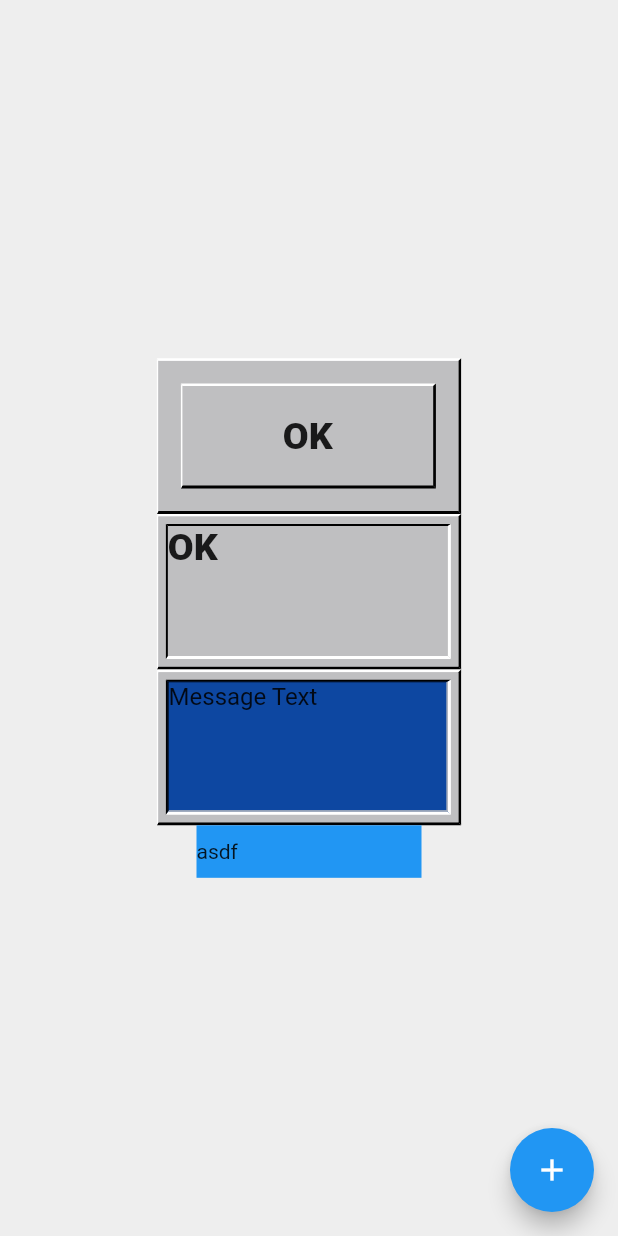
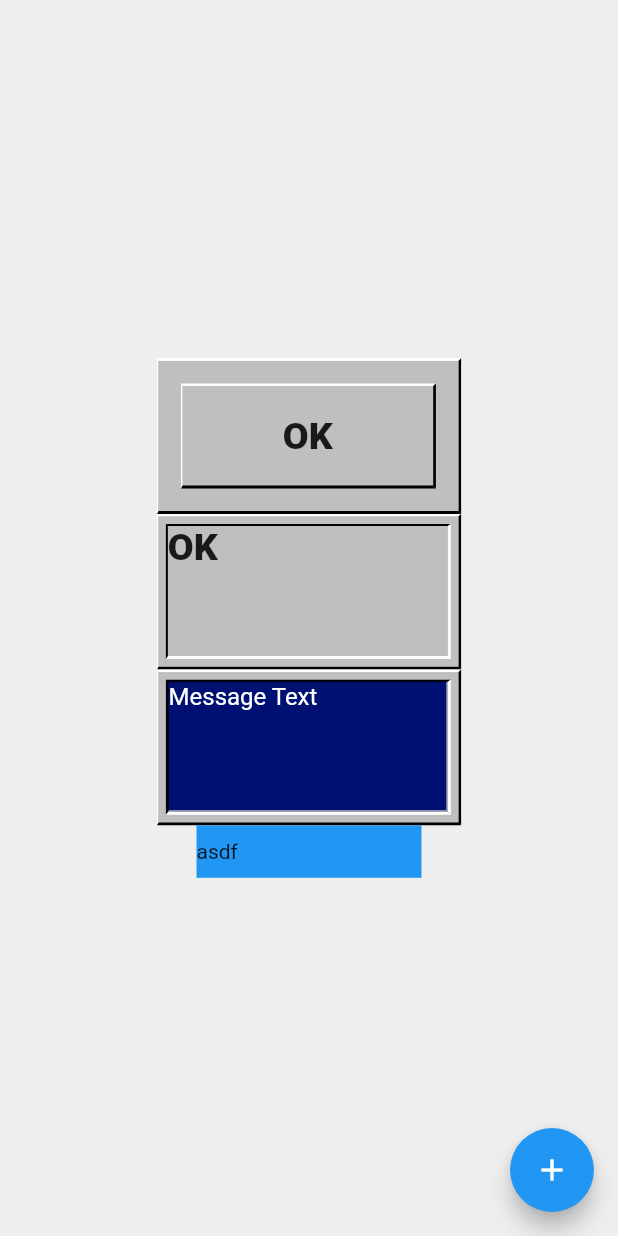
Before and after one commit to LiamPKenna/Flutter-95, a Flutter app: the screen it shows after launch, on a phone screen of 412 x 824 dp. Run offline on Flutter 3.47's test engine with Material 2 defaults, Android fonts, the phone set to English and light mode, and no system bars; Roboto replaces fonts that are missing (MS Sans).

Commit message:
Add initial attempt at default blue color

```diff
--- a/lib/main.dart
+++ b/lib/main.dart
@@ -83,11 +83,12 @@ class _MyHomePageState extends State<MyHomePage> {
                 padding: EdgeInsets.all(5.0),
                 color: Color.fromRGBO(191, 191, 193, 1),
                 child: Inset(
-                    color: Colors.blue.shade900,
+                    color: Color.fromRGBO(0, 17, 115, 1),
                     child: Text(
                       'Message Text',
                       style: TextStyle(
                         fontSize: 16.0,
+                        color: Colors.white,
                       ),
                     )),
               ),
```
